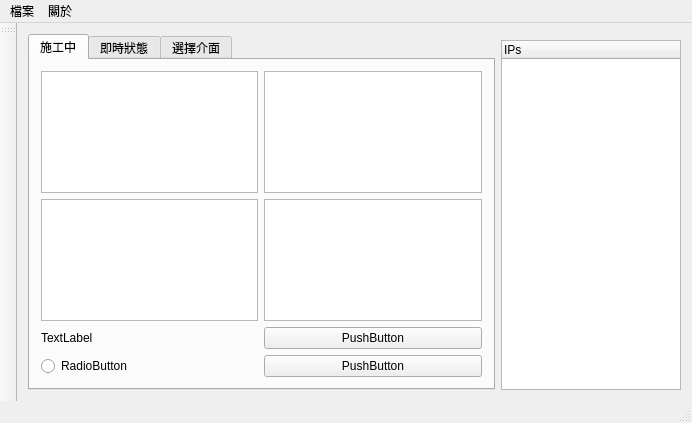
Above: mainwindow.ui from qweip/prj1118 before the change. Below: the same form after it.
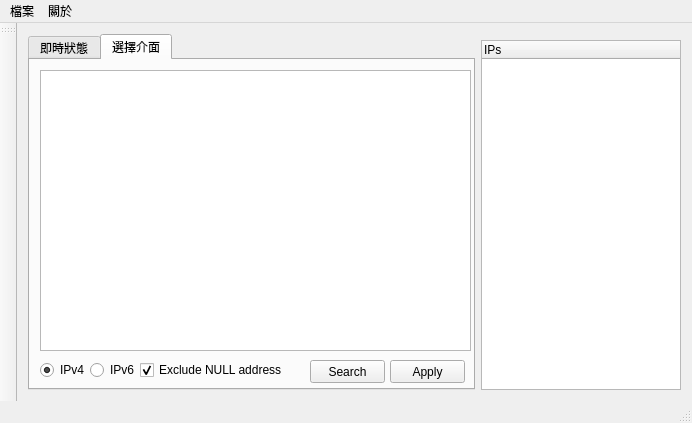
That is the form after the change.

```diff
--- a/mainwindow.ui
+++ b/mainwindow.ui
@@ -30,90 +30,11 @@
        <enum>QTabWidget::Rounded</enum>
       </property>
       <property name="currentIndex">
-       <number>0</number>
+       <number>1</number>
       </property>
       <property name="elideMode">
        <enum>Qt::ElideNone</enum>
       </property>
-      <widget class="QWidget" name="tab">
-       <attribute name="title">
-        <string>施工中</string>
-       </attribute>
-       <layout class="QGridLayout" name="gridLayout">
-        <item row="1" column="0">
-         <widget class="QTextEdit" name="textEdit">
-          <property name="html">
-           <string>&lt;!DOCTYPE HTML PUBLIC &quot;-//W3C//DTD HTML 4.0//EN&quot; &quot;http://www.w3.org/TR/REC-html40/strict.dtd&quot;&gt;
-&lt;html&gt;&lt;head&gt;&lt;meta name=&quot;qrichtext&quot; content=&quot;1&quot; /&gt;&lt;style type=&quot;text/css&quot;&gt;
-p, li { white-space: pre-wrap; }
-&lt;/style&gt;&lt;/head&gt;&lt;body style=&quot; font-family:'PMingLiU'; font-size:9pt; font-weight:400; font-style:normal;&quot;&gt;
-&lt;p style=&quot;-qt-paragraph-type:empty; margin-top:0px; margin-bottom:0px; margin-left:0px; margin-right:0px; -qt-block-indent:0; text-indent:0px;&quot;&gt;&lt;br /&gt;&lt;/p&gt;&lt;/body&gt;&lt;/html&gt;</string>
-          </property>
-         </widget>
-        </item>
-        <item row="0" column="0">
-         <widget class="QTextEdit" name="textEdit_2">
-          <property name="html">
-           <string>&lt;!DOCTYPE HTML PUBLIC &quot;-//W3C//DTD HTML 4.0//EN&quot; &quot;http://www.w3.org/TR/REC-html40/strict.dtd&quot;&gt;
-&lt;html&gt;&lt;head&gt;&lt;meta name=&quot;qrichtext&quot; content=&quot;1&quot; /&gt;&lt;style type=&quot;text/css&quot;&gt;
-p, li { white-space: pre-wrap; }
-&lt;/style&gt;&lt;/head&gt;&lt;body style=&quot; font-family:'PMingLiU'; font-size:9pt; font-weight:400; font-style:normal;&quot;&gt;
-&lt;p style=&quot;-qt-paragraph-type:empty; margin-top:0px; margin-bottom:0px; margin-left:0px; margin-right:0px; -qt-block-indent:0; text-indent:0px;&quot;&gt;&lt;br /&gt;&lt;/p&gt;&lt;/body&gt;&lt;/html&gt;</string>
-          </property>
-         </widget>
-        </item>
-        <item row="3" column="1">
-         <widget class="QPushButton" name="pushButton_2">
-          <property name="text">
-           <string>PushButton</string>
-          </property>
-         </widget>
-        </item>
-        <item row="1" column="1">
-         <widget class="QTextEdit" name="textEdit_3">
-          <property name="html">
-           <string>&lt;!DOCTYPE HTML PUBLIC &quot;-//W3C//DTD HTML 4.0//EN&quot; &quot;http://www.w3.org/TR/REC-html40/strict.dtd&quot;&gt;
-&lt;html&gt;&lt;head&gt;&lt;meta name=&quot;qrichtext&quot; content=&quot;1&quot; /&gt;&lt;style type=&quot;text/css&quot;&gt;
-p, li { white-space: pre-wrap; }
-&lt;/style&gt;&lt;/head&gt;&lt;body style=&quot; font-family:'PMingLiU'; font-size:9pt; font-weight:400; font-style:normal;&quot;&gt;
-&lt;p style=&quot;-qt-paragraph-type:empty; margin-top:0px; margin-bottom:0px; margin-left:0px; margin-right:0px; -qt-block-indent:0; text-indent:0px;&quot;&gt;&lt;br /&gt;&lt;/p&gt;&lt;/body&gt;&lt;/html&gt;</string>
-          </property>
-         </widget>
-        </item>
-        <item row="3" column="0">
-         <widget class="QRadioButton" name="radioButton">
-          <property name="text">
-           <string>RadioButton</string>
-          </property>
-         </widget>
-        </item>
-        <item row="2" column="1">
-         <widget class="QPushButton" name="pushButton">
-          <property name="text">
-           <string>PushButton</string>
-          </property>
-         </widget>
-        </item>
-        <item row="0" column="1">
-         <widget class="QTextBrowser" name="textBrowser">
-          <property name="html">
-           <string>&lt;!DOCTYPE HTML PUBLIC &quot;-//W3C//DTD HTML 4.0//EN&quot; &quot;http://www.w3.org/TR/REC-html40/strict.dtd&quot;&gt;
-&lt;html&gt;&lt;head&gt;&lt;meta name=&quot;qrichtext&quot; content=&quot;1&quot; /&gt;&lt;style type=&quot;text/css&quot;&gt;
-p, li { white-space: pre-wrap; }
-&lt;/style&gt;&lt;/head&gt;&lt;body style=&quot; font-family:'PMingLiU'; font-size:9pt; font-weight:400; font-style:normal;&quot;&gt;
-&lt;p style=&quot;-qt-paragraph-type:empty; margin-top:0px; margin-bottom:0px; margin-left:0px; margin-right:0px; -qt-block-indent:0; text-indent:0px;&quot;&gt;&lt;br /&gt;&lt;/p&gt;&lt;/body&gt;&lt;/html&gt;</string>
-          </property>
-         </widget>
-        </item>
-        <item row="2" column="0">
-         <widget class="QLabel" name="label">
-          <property name="text">
-           <string>TextLabel</string>
-          </property>
-         </widget>
-        </item>
-       </layout>
-      </widget>
       <widget class="QWidget" name="tab_2">
        <attribute name="title">
         <string>即時狀態</string>
@@ -230,6 +151,12 @@
     </item>
     <item row="2" column="1">
      <widget class="QTreeWidget" name="treeWidget">
+      <property name="maximumSize">
+       <size>
+        <width>200</width>
+        <height>16777215</height>
+       </size>
+      </property>
       <column>
        <property name="text">
         <string notr="true">IPs</string>
```
Left out of the diff: 2 changed lines with no effect on the pictures.
